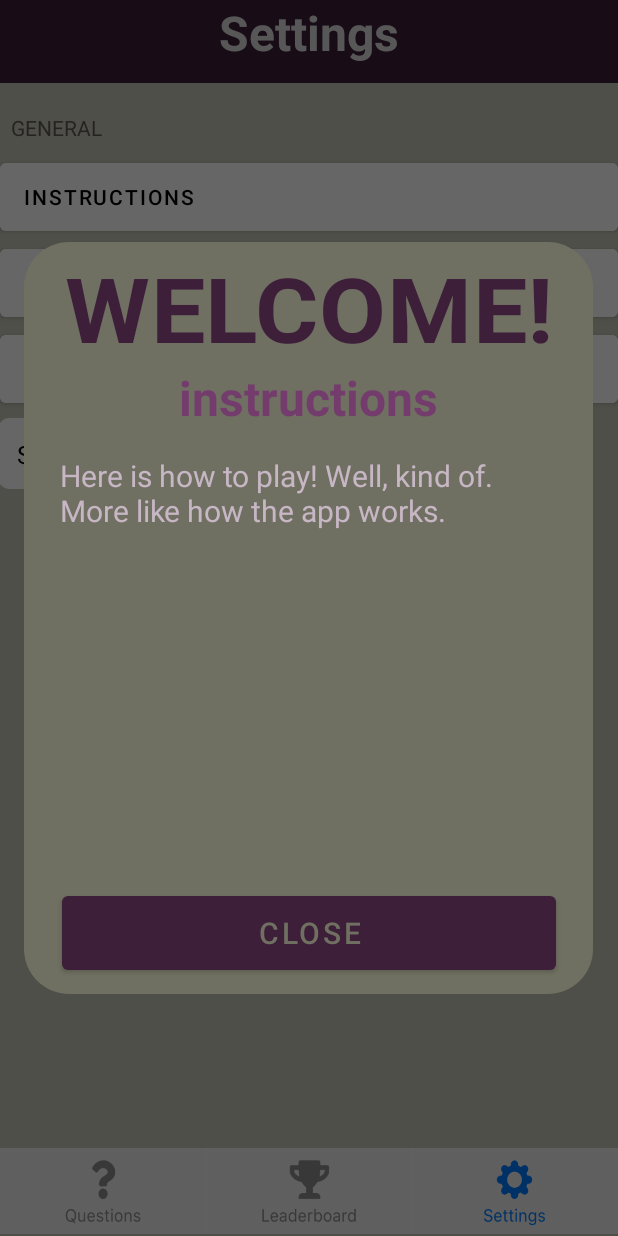
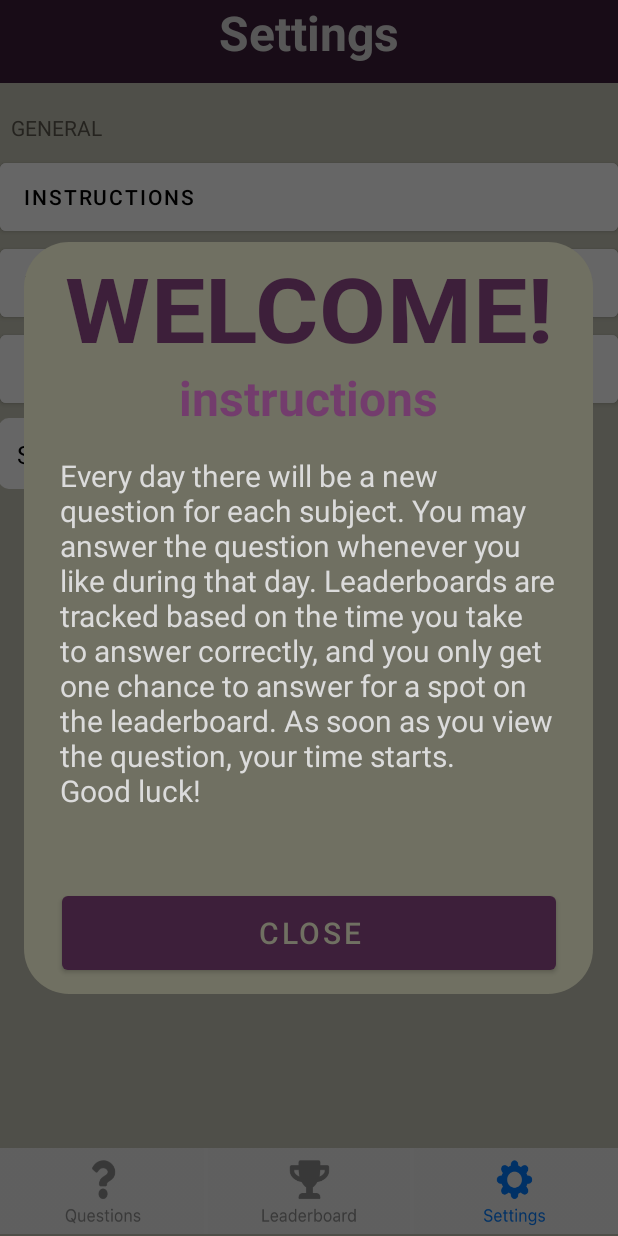
Before and after one commit to catherinepaopao/the-grind, an Android app: the GamePage screen opened directly, with no data from a screen before it, after a tap on "INSTRUCTIONS", on a phone screen of 412 x 824 dp. Run offline under Robolectric (Android 15) with nearby library versions, the light colour scheme and no system bars; 3 other taps on this screen came first.

Commit message:
idek what changes i made

```diff
--- a/app/src/main/AndroidManifest.xml
+++ b/app/src/main/AndroidManifest.xml
@@ -11,7 +11,8 @@
         android:theme="@style/Theme.TheGrind">
         <activity
             android:name=".MainActivity"
-            android:exported="true">
+            android:exported="true"
+            android:screenOrientation="portrait">
             <intent-filter>
                 <action android:name="android.intent.action.MAIN" />
 
@@ -19,7 +20,8 @@
             </intent-filter>
         </activity>
 
-        <activity android:name=".GamePage"></activity>
+        <activity android:name=".GamePage"
+            android:screenOrientation="portrait"></activity>
 
     </application>
 
--- a/app/src/main/java/com/idk/thegrind/CorrectAnswerDialog.java
+++ b/app/src/main/java/com/idk/thegrind/CorrectAnswerDialog.java
@@ -46,14 +46,15 @@ public class CorrectAnswerDialog extends Dialog {
             public void onClick(View v) {
                 if(nameEntry.getText().toString().equals("")){
                     if(forLeaderboard){
+                        Sounds.play(getContext(), R.raw.error);
                         errorMsg.setVisibility(View.VISIBLE);
                     }
                 } else {
+                    Sounds.play(getContext(), R.raw.click);
                     SharedPreferences.Editor edit = prefs.edit();
                     edit.putString("pref_name", nameEntry.getText().toString());
                     dismiss();
                 }
-
             }
         });
 
--- a/app/src/main/java/com/idk/thegrind/GamePage.java
+++ b/app/src/main/java/com/idk/thegrind/GamePage.java
@@ -25,7 +25,7 @@ import java.util.HashSet;
 import java.util.Locale;
 import java.util.Set;
 
-public class GamePage extends AppCompatActivity {
+public class GamePage extends AppCompatActivity implements PlaySound{
     QuestionAdapter questionAdapter;
 
     SharedPreferences prefs;
@@ -82,7 +82,7 @@ public class GamePage extends AppCompatActivity {
 
         QuestionDialog questionDialog = new QuestionDialog(this);
         LeaderboardDialog leaderboardDialog = new LeaderboardDialog(this);
-        questionAdapter = new QuestionAdapter(GameData.subjects, questionDialog, leaderboardDialog, prefs);
+        questionAdapter = new QuestionAdapter(GameData.subjects, questionDialog, leaderboardDialog, prefs, this);
 
         questionsQuestions.setLayoutManager(new GridLayoutManager(this, 2));
         questionsQuestions.setAdapter(questionAdapter);
@@ -104,6 +104,7 @@ public class GamePage extends AppCompatActivity {
             @Override
             public void onClick(View view) {
                 if(GameData.currentPage != 1) {
+                    Sounds.play(GamePage.this, R.raw.click);
                     GameData.currentPage = 1;
                     questionsButton.setImageResource(R.drawable.questionsblue2);
                     title.setText(R.string.daily_qs);
@@ -118,6 +119,7 @@ public class GamePage extends AppCompatActivity {
             @Override
             public void onClick(View view) {
                 if(GameData.currentPage != 2) {
+                    Sounds.play(GamePage.this, R.raw.click);
                     GameData.currentPage = 2;
                     leaderboardButton.setImageResource(R.drawable.leaderboardblue2);
                     title.setText(R.string.overall_lb);
@@ -132,6 +134,7 @@ public class GamePage extends AppCompatActivity {
             @Override
             public void onClick(View view) {
                 if(GameData.currentPage != 3) {
+                    Sounds.play(GamePage.this, R.raw.click);
                     GameData.currentPage = 3;
                     settingsButton.setImageResource(R.drawable.settingsblue2);
                     title.setText(R.string.settings);
@@ -146,6 +149,7 @@ public class GamePage extends AppCompatActivity {
             @Override
             public void onCheckedChanged(CompoundButton buttonView, boolean isChecked) {
                 SharedPreferences.Editor edit = prefs.edit();
+                Sounds.play(GamePage.this, R.raw.click);
 
                 if(!isChecked){
                     edit.putBoolean("isSFX", false);
@@ -159,6 +163,7 @@ public class GamePage extends AppCompatActivity {
         instructionsSettings.setOnClickListener(new View.OnClickListener() {
             @Override
             public void onClick(View view) {
+                Sounds.play(GamePage.this, R.raw.click);
                 InstructionsDialog instructDialog = new InstructionsDialog(GamePage.this);
                 instructDialog.getWindow().setBackgroundDrawable(new ColorDrawable(Color.TRANSPARENT));
                 instructDialog.showDialog();
@@ -168,6 +173,7 @@ public class GamePage extends AppCompatActivity {
         profileSettings.setOnClickListener(new View.OnClickListener() {
             @Override
             public void onClick(View view) {
+                Sounds.play(GamePage.this, R.raw.click);
                 ProfileDialog profileDialog = new ProfileDialog(GamePage.this);
                 profileDialog.getWindow().setBackgroundDrawable(new ColorDrawable(Color.TRANSPARENT));
                 profileDialog.showDialog();
@@ -208,4 +214,9 @@ public class GamePage extends AppCompatActivity {
     public void showLeaderboard(){
 
     }
+
+    @Override
+    public void playSound(int sound) {
+        Sounds.play(this, sound);
+    }
 }
--- a/app/src/main/java/com/idk/thegrind/InstructionsDialog.java
+++ b/app/src/main/java/com/idk/thegrind/InstructionsDialog.java
@@ -19,6 +19,7 @@ public class InstructionsDialog extends Dialog {
         close.setOnClickListener(new View.OnClickListener() {
             @Override
             public void onClick(View v) {
+                Sounds.play(getContext(), R.raw.click);
                 dismiss();
             }
         });
--- a/app/src/main/java/com/idk/thegrind/LeaderboardDialog.java
+++ b/app/src/main/java/com/idk/thegrind/LeaderboardDialog.java
@@ -23,6 +23,7 @@ public class LeaderboardDialog extends Dialog {
         close.setOnClickListener(new View.OnClickListener() {
             @Override
             public void onClick(View v) {
+                Sounds.play(getContext(), R.raw.click);
                 dismiss();
             }
         });
--- a/app/src/main/java/com/idk/thegrind/MainActivity.java
+++ b/app/src/main/java/com/idk/thegrind/MainActivity.java
@@ -28,7 +28,7 @@ public class MainActivity extends AppCompatActivity {
         setContentView(R.layout.activity_main);
 
         getSupportActionBar().hide();
-        Conversions.resetAll(prefs); // RESET EVERYTHING
+        //Conversions.resetAll(prefs); // RESET EVERYTHING
 
         start = findViewById(R.id.startbutton);
         InstructionsDialog instructDialog = new InstructionsDialog(this);
@@ -38,6 +38,7 @@ public class MainActivity extends AppCompatActivity {
             @Override
             public void onClick(View v) {
                 SharedPreferences.Editor edit = prefs.edit();
+                Sounds.play(MainActivity.this, R.raw.click);
 
                 if(prefs.getBoolean("isNew", true)){
                     instructDialog.showDialog();
--- a/app/src/main/java/com/idk/thegrind/ProfileDialog.java
+++ b/app/src/main/java/com/idk/thegrind/ProfileDialog.java
@@ -27,6 +27,7 @@ public class ProfileDialog extends Dialog {
         save.setOnClickListener(new View.OnClickListener() {
             @Override
             public void onClick(View v) {
+                Sounds.play(getContext(), R.raw.click);
                 SharedPreferences.Editor edit = prefs.edit();
                 edit.putString("pref_name", nameEntry.getText().toString());
                 edit.apply();
--- a/app/src/main/java/com/idk/thegrind/QuestionAdapter.java
+++ b/app/src/main/java/com/idk/thegrind/QuestionAdapter.java
@@ -23,12 +23,14 @@ public class QuestionAdapter extends RecyclerView.Adapter<QuestionAdapter.Questi
     QuestionDialog questionDialog;
     LeaderboardDialog leaderboardDialog;
     SharedPreferences prefs;
+    PlaySound playSound;
 
-    public QuestionAdapter(String[] subjects, QuestionDialog questionDialog, LeaderboardDialog leaderboardDialog, SharedPreferences prefs) {
+    public QuestionAdapter(String[] subjects, QuestionDialog questionDialog, LeaderboardDialog leaderboardDialog, SharedPreferences prefs, PlaySound playSound) {
         this.subjects = subjects;
         this.questionDialog = questionDialog;
         this.prefs = prefs;
         this.leaderboardDialog = leaderboardDialog;
+        this.playSound = playSound;
     }
 
     public static class QuestionViewHolder extends RecyclerView.ViewHolder {
@@ -70,6 +72,7 @@ public class QuestionAdapter extends RecyclerView.Adapter<QuestionAdapter.Questi
         viewHolder.buttonView.setOnClickListener(new View.OnClickListener() {
             @Override
             public void onClick(View view) {
+                playSound.playSound(R.raw.click);
                 Conversions.checkDate(prefs);
 
                 if(GameData.eligible[position] != 2){
@@ -89,3 +92,7 @@ public class QuestionAdapter extends RecyclerView.Adapter<QuestionAdapter.Questi
         return subjects.length;
     }
 }
+
+interface PlaySound {
+    void playSound(int sound);
+}
--- a/app/src/main/java/com/idk/thegrind/QuestionDialog.java
+++ b/app/src/main/java/com/idk/thegrind/QuestionDialog.java
@@ -77,20 +77,25 @@ public class QuestionDialog extends Dialog {
         submit.setOnClickListener(new View.OnClickListener() {
             @Override
             public void onClick(View v) {
+                Sounds.play(getContext(), R.raw.click);
                 String playerAnswer = answerBox.getText().toString().toLowerCase(Locale.ROOT);
                 playerAnswer = playerAnswer.replace(" ", "");
                 correctDialog.getWindow().setBackgroundDrawable(new ColorDrawable(Color.TRANSPARENT));
 
                 if(playerAnswer.length() == 0){
+                    Sounds.play(getContext(), R.raw.error);
                     wrongAnswer.setVisibility(View.VISIBLE);
                     wrongAnswer.setText(R.string.no_answer);
                 } else if(playerAnswer.length() > 1 || !playerAnswer.matches("[a-zA-Z]+")) {
+                    Sounds.play(getContext(), R.raw.error);
                     wrongAnswer.setVisibility(View.VISIBLE);
                     wrongAnswer.setText(R.string.bad_answer);
                 } else {
                     if(playerAnswer.equals(GameData.subjectAnswers[position])){
+                        Sounds.play(getContext(), R.raw.correct);
                         long result = System.currentTimeMillis()-Long.parseLong(GameData.startingTimes[position]);
                         if(GameData.eligible[position] == 0){ // leaderboard submit
+                            Sounds.play(getContext(), R.raw.congrats);
                             correctDialog.showDialog(result, true);
                         } else {
                             correctDialog.showDialog(result, false);
@@ -100,6 +105,7 @@ public class QuestionDialog extends Dialog {
                         updateRecycler.updateDisplay(position, buttonDisplay);
                         dismiss();
                     } else {
+                        Sounds.play(getContext(), R.raw.wrong);
                         GameData.eligible[position] = 1;
                         eligibility.setVisibility(View.VISIBLE);
                         answerBox.setText("");
--- /dev/null
+++ b/app/src/main/java/com/idk/thegrind/Sounds.java
@@ -0,0 +1,17 @@
+package com.idk.thegrind;
+
+import android.content.Context;
+import android.content.SharedPreferences;
+import android.media.MediaPlayer;
+
+public class Sounds {
+    public static void play(Context context, int sound){
+        SharedPreferences prefs = context.getSharedPreferences("grind_prefs", Context.MODE_PRIVATE);
+        if(prefs.getBoolean("isSFX", true)){
+            MediaPlayer player = MediaPlayer.create(context, sound);
+            player.start();
+
+            player.setOnCompletionListener(mp -> mp.reset());
+        }
+    }
+}
--- a/app/src/main/res/layout/instructions_dialog.xml
+++ b/app/src/main/res/layout/instructions_dialog.xml
@@ -26,7 +26,7 @@
         android:layout_height="288dp"
         android:layout_marginTop="16dp"
         android:text="@string/instructions_text"
-        android:textColor="@color/pink_ish"
+        android:textColor="@color/off_white"
         android:textSize="20sp"
         app:layout_constraintEnd_toEndOf="parent"
         app:layout_constraintStart_toStartOf="parent"
--- a/app/src/main/res/values/strings.xml
+++ b/app/src/main/res/values/strings.xml
@@ -5,7 +5,11 @@
     <string name="start">START</string>
     <string name="welcome">WELCOME!</string>
     <string name="instructions">instructions</string>
-    <string name="instructions_text">Here is how to play! Well, kind of. More like how the app works.</string>
+    <string name="instructions_text">Every day there will be a new question for each subject.
+        You may answer the question whenever you like during that day.
+        Leaderboards are tracked based on the time you take to answer correctly,
+        and you only get one chance to answer for a spot on the leaderboard.
+        As soon as you view the question, your time starts. \nGood luck!</string>
     <string name="close">CLOSE</string>
     <string name="daily_qs">Daily Questions</string>
     <string name="overall_lb">Overall Leaderboards</string>
```
Also changed, not shown: 5 other files.
